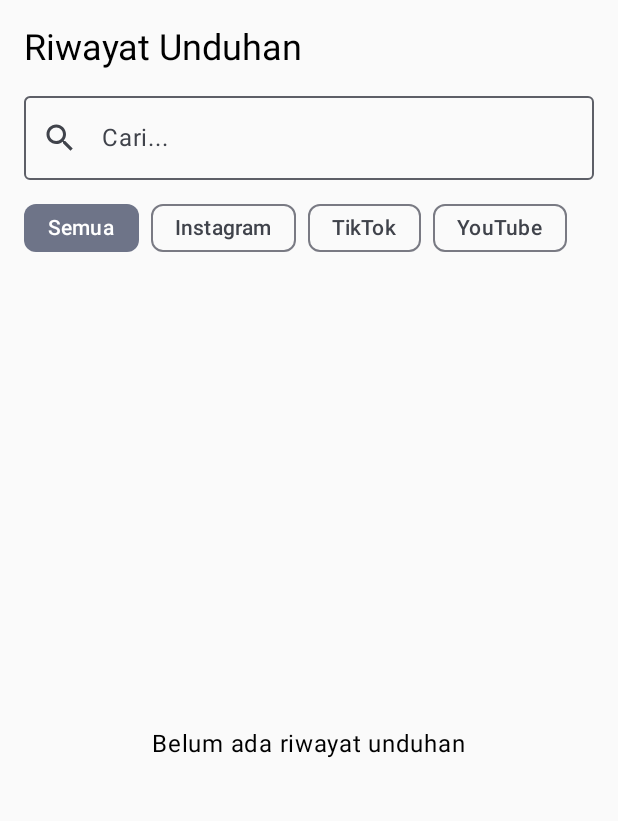
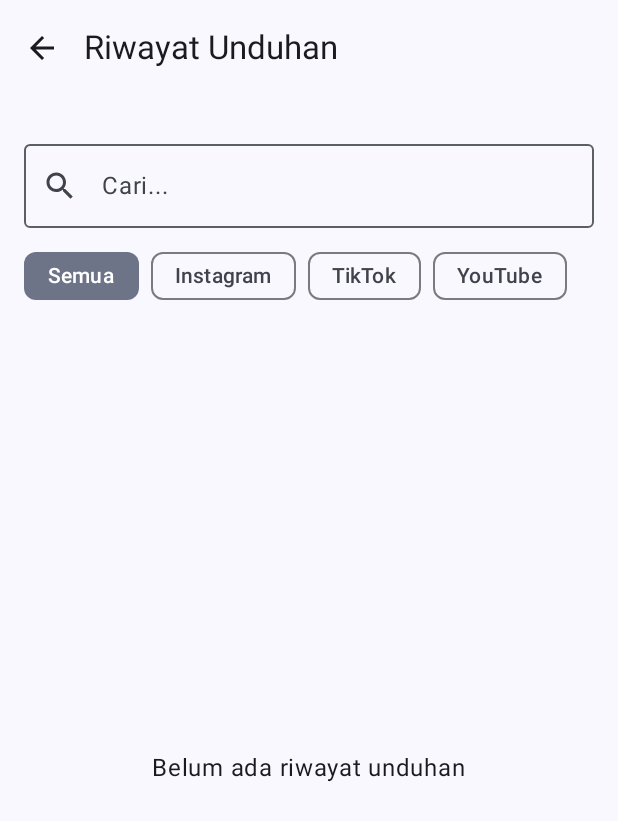
Before and after one commit to Cet412/Vidly, an Android app built with Jetpack Compose: the screen it shows after launch (MainActivity), after a tap on "Riwayat", on a phone screen of 412 x 824 dp. Shown: the top 821 px of the screen. Run offline under Robolectric (Android 15) with nearby library versions, the phone set to English and light mode, and no system bars; our stand-ins replace Room's generated code.

Commit message:
fix: history UI with back button, topbar, consistent styling

```diff
--- a/app/src/main/java/com/vidly/app/MainActivity.kt
+++ b/app/src/main/java/com/vidly/app/MainActivity.kt
@@ -141,7 +141,11 @@ fun VidlyHome(
     var showHistory by remember { mutableStateOf(false) }
 
     if (showHistory) {
-        HistoryScreen(historyRepository = historyRepository, downloadRepository = downloadRepository)
+        HistoryScreen(
+            historyRepository = historyRepository,
+            downloadRepository = downloadRepository,
+            onBack = { showHistory = false }
+        )
         return
     }
 
--- a/app/src/main/java/com/vidly/app/ui/history/HistoryScreen.kt
+++ b/app/src/main/java/com/vidly/app/ui/history/HistoryScreen.kt
@@ -9,31 +9,33 @@ import androidx.compose.foundation.layout.Row
 import androidx.compose.foundation.layout.fillMaxSize
 import androidx.compose.foundation.layout.fillMaxWidth
 import androidx.compose.foundation.layout.padding
-import androidx.compose.foundation.layout.size
 import androidx.compose.foundation.lazy.LazyColumn
 import androidx.compose.foundation.lazy.items
 import androidx.compose.material.icons.Icons
+import androidx.compose.material.icons.filled.ArrowBack
 import androidx.compose.material.icons.filled.Delete
 import androidx.compose.material.icons.filled.Search
-import androidx.compose.material3.FilterChip
+import androidx.compose.material3.AlertDialog
 import androidx.compose.material3.Card
-import androidx.compose.material3.CardDefaults
+import androidx.compose.material3.Checkbox
 import androidx.compose.material3.CircularProgressIndicator
 import androidx.compose.material3.ExperimentalMaterial3Api
+import androidx.compose.material3.FilterChip
 import androidx.compose.material3.Icon
 import androidx.compose.material3.IconButton
 import androidx.compose.material3.MaterialTheme
 import androidx.compose.material3.OutlinedTextField
+import androidx.compose.material3.Scaffold
 import androidx.compose.material3.SwipeToDismissBox
 import androidx.compose.material3.SwipeToDismissBoxValue
 import androidx.compose.material3.Text
+import androidx.compose.material3.TextButton
+import androidx.compose.material3.TopAppBar
 import androidx.compose.material3.rememberSwipeToDismissBoxState
 import androidx.compose.runtime.Composable
 import androidx.compose.runtime.collectAsState
 import androidx.compose.runtime.getValue
-import androidx.compose.runtime.mutableStateOf
 import androidx.compose.runtime.remember
-import androidx.compose.runtime.setValue
 import androidx.compose.ui.Alignment
 import androidx.compose.ui.Modifier
 import androidx.compose.ui.platform.LocalContext
@@ -42,20 +44,31 @@ import androidx.compose.ui.unit.dp
 import com.vidly.app.data.local.HistoryEntity
 import com.vidly.app.data.repository.DownloadRepository
 import com.vidly.app.data.repository.HistoryRepository
-import kotlinx.coroutines.flow.Flow
 
+@OptIn(ExperimentalMaterial3Api::class)
 @Composable
 fun HistoryScreen(
     historyRepository: HistoryRepository,
-    downloadRepository: DownloadRepository
+    downloadRepository: DownloadRepository,
+    onBack: () -> Unit = {}
 ) {
     val viewModel = remember { HistoryViewModel(historyRepository) }
     val state by viewModel.state.collectAsState()
     val context = LocalContext.current
 
-    Column(modifier = Modifier.fillMaxSize().padding(16.dp)) {
-        Text("Riwayat Unduhan", style = MaterialTheme.typography.headlineSmall)
-
+    Scaffold(
+        topBar = {
+            TopAppBar(
+                title = { Text("Riwayat Unduhan") },
+                navigationIcon = {
+                    IconButton(onClick = onBack) {
+                        Icon(Icons.Default.ArrowBack, contentDescription = "Kembali")
+                    }
+                }
+            )
+        }
+    ) { innerPadding ->
+        Column(modifier = Modifier.fillMaxSize().padding(innerPadding).padding(16.dp)) {
             OutlinedTextField(
                 value = state.searchQuery,
                 onValueChange = { viewModel.onSearchQueryChanged(it) },
@@ -102,6 +115,7 @@ Row(
                                 context.startActivity(intent)
                             }
                         )
+                    }
                 }
             }
         }
@@ -189,7 +203,7 @@ fun DeleteConfirmDialog(
     dontShowAgain: Boolean,
     onDontShowAgainChanged: (Boolean) -> Unit
 ) {
-    androidx.compose.material3.AlertDialog(
+    AlertDialog(
         onDismissRequest = onDismiss,
         title = { Text("Hapus unduhan?") },
         text = {
@@ -199,21 +213,21 @@ fun DeleteConfirmDialog(
                     verticalAlignment = Alignment.CenterVertically,
                     modifier = Modifier.padding(top = 8.dp)
                 ) {
-                    androidx.compose.material3.Checkbox(
+                    Checkbox(
                         checked = dontShowAgain,
                         onCheckedChange = onDontShowAgainChanged
                     )
-                    Text("Jangan tampilkan ini lagi")
+                    Text("Jangan tampilkan lagi")
                 }
             }
         },
         confirmButton = {
-            androidx.compose.material3.TextButton(onClick = onConfirm) {
+            TextButton(onClick = onConfirm) {
                 Text("Hapus")
             }
         },
         dismissButton = {
-            androidx.compose.material3.TextButton(onClick = onDismiss) {
+            TextButton(onClick = onDismiss) {
                 Text("Batal")
             }
         }
```
Lines whose indentation alone changed are shown as unchanged.
